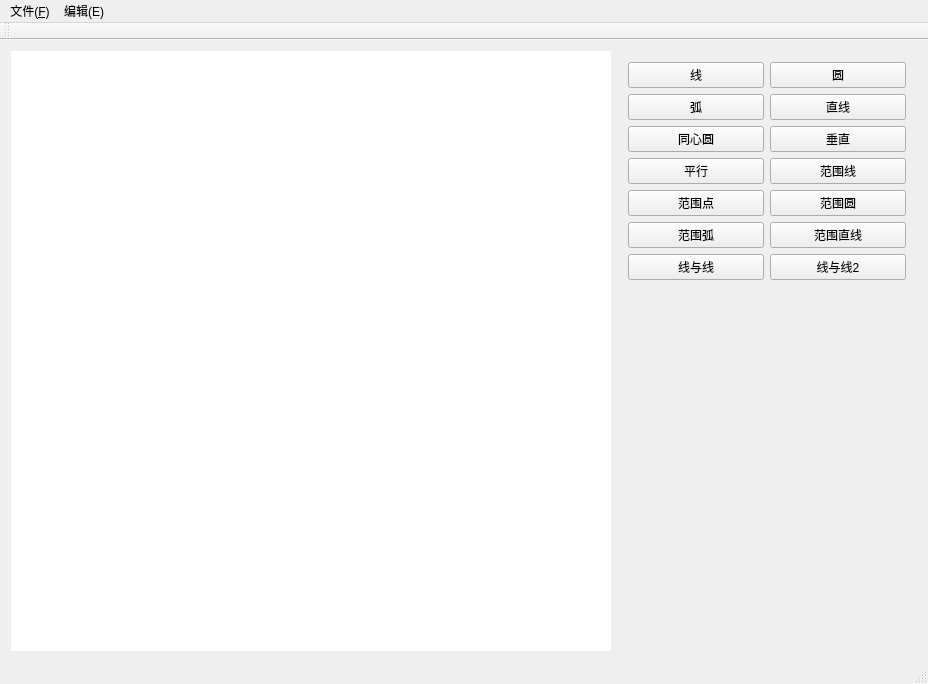
Old version of the form Graphics_demo/src/ui/MainWindow.ui in the repository staticWu/GraphicsDemo.
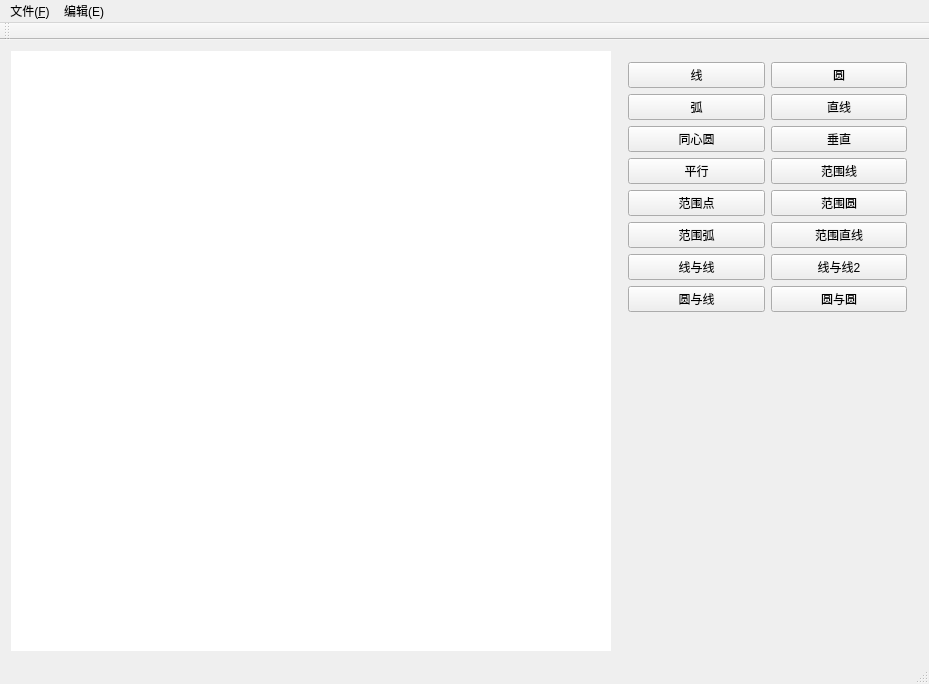
New version of the form.

Commit message: 增加圆与线的距离

Diff of the .ui file:
```diff
--- a/Graphics_demo/src/ui/MainWindow.ui
+++ b/Graphics_demo/src/ui/MainWindow.ui
@@ -6,8 +6,8 @@
    <rect>
     <x>0</x>
     <y>0</y>
-    <width>922</width>
-    <height>681</height>
+    <width>929</width>
+    <height>682</height>
    </rect>
   </property>
   <property name="windowTitle">
@@ -135,7 +135,21 @@
          </property>
         </widget>
        </item>
-       <item row="7" column="0" colspan="2">
+       <item row="7" column="0">
+        <widget class="QPushButton" name="circleToLineBtn">
+         <property name="text">
+          <string>圆与线</string>
+         </property>
+        </widget>
+       </item>
+       <item row="7" column="1">
+        <widget class="QPushButton" name="circleToCircleBtn">
+         <property name="text">
+          <string>圆与圆</string>
+         </property>
+        </widget>
+       </item>
+       <item row="8" column="0" colspan="2">
         <spacer name="verticalSpacer">
          <property name="orientation">
           <enum>Qt::Vertical</enum>
@@ -158,7 +172,7 @@
     <rect>
      <x>0</x>
      <y>0</y>
-     <width>922</width>
+     <width>929</width>
      <height>26</height>
     </rect>
    </property>
```
The commit also changes 9 other files.
